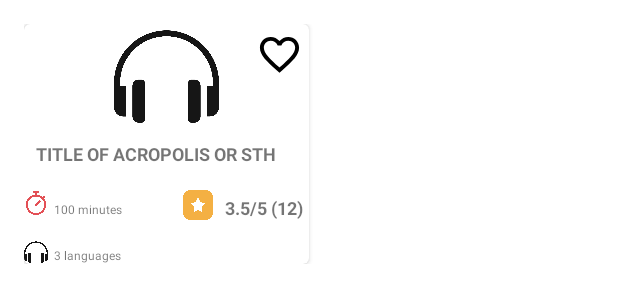
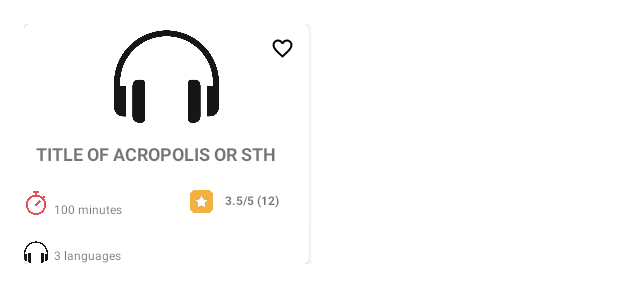
Before and after one commit to frokanic/VirtualTourGuideApp, an Android app: the layout item_tour.xml on its own in the app's theme, with its tools: preview values and no code run, on a phone screen of 412 x 824 dp. Shown: the top 303 px of the screen. Run offline under Robolectric (Android 15) with nearby library versions, the phone set to English and light mode, and no system bars.

```diff
--- a/app/src/main/java/com/example/museumapp/data/remote/ToursApi.kt
+++ b/app/src/main/java/com/example/museumapp/data/remote/ToursApi.kt
@@ -1,13 +1,18 @@
 package com.example.museumapp.data.remote
 
+import android.util.Log
+import com.example.museumapp.domain.model.Tour
 import com.example.museumapp.util.Constants.API_URL
 import com.github.kittinunf.fuel.Fuel
 import com.github.kittinunf.fuel.core.ResponseResultOf
+import com.google.gson.Gson
+import com.google.gson.reflect.TypeToken
 import javax.inject.Inject
 
 class ToursApi @Inject constructor() {
 
     suspend fun getTour(): ResponseResultOf<String> {
+        Log.e("APICHECK", Fuel.get(API_URL).responseString().toString())
         return Fuel.get(API_URL).responseString()
     }
 }
--- a/app/src/main/java/com/example/museumapp/data/repository/ToursRepositoryImpl.kt
+++ b/app/src/main/java/com/example/museumapp/data/repository/ToursRepositoryImpl.kt
@@ -6,7 +6,6 @@ import com.example.museumapp.data.remote.ToursApi
 import com.example.museumapp.domain.model.Tour
 import com.example.museumapp.domain.repository.ToursRepository
 import com.github.kittinunf.fuel.core.ResponseResultOf
-import com.google.gson.Gson
 import kotlinx.coroutines.flow.Flow
 import javax.inject.Inject
 
--- a/app/src/main/java/com/example/museumapp/di/AppModule.kt
+++ b/app/src/main/java/com/example/museumapp/di/AppModule.kt
@@ -9,6 +9,7 @@ import com.example.museumapp.domain.model.Tour
 import com.example.museumapp.domain.repository.ToursRepository
 import com.example.museumapp.util.Constants
 import com.github.kittinunf.fuel.Fuel
+import com.github.kittinunf.fuel.core.ResponseResultOf
 import com.google.gson.Gson
 import com.google.gson.reflect.TypeToken
 import dagger.Module
@@ -24,7 +25,7 @@ object AppModule {
 
     @Provides
     @Singleton
-    suspend fun provideToursApi(api: ToursApi): Tour? {
+    suspend fun provideToursApi(api: ToursApi): ResponseResultOf<String> {
         return api.getTour()
     }
 
--- /dev/null
+++ b/app/src/main/res/drawable/circle_button_background.xml
@@ -0,0 +1,5 @@
+<?xml version="1.0" encoding="utf-8"?>
+<shape xmlns:android="http://schemas.android.com/apk/res/android"
+    android:shape="oval">
+    <solid android:color="@color/white" />
+</shape>
--- a/app/src/main/res/drawable/ic_saved.xml
+++ b/app/src/main/res/drawable/ic_saved.xml
@@ -1,6 +1,6 @@
 <vector xmlns:android="http://schemas.android.com/apk/res/android"
-    android:width="54dp"
-    android:height="54dp"
+    android:width="27dp"
+    android:height="27dp"
     android:viewportWidth="24"
     android:viewportHeight="24"
     android:tint="#000000">
--- a/app/src/main/res/layout/item_tour.xml
+++ b/app/src/main/res/layout/item_tour.xml
@@ -31,10 +31,13 @@
 
             <ImageButton
                 android:id="@+id/btnItemTour"
-                android:layout_width="40dp"
-                android:layout_height="40dp"
+                android:layout_width="20dp"
+                android:layout_height="20dp"
+                android:layout_marginTop="6dp"
+                android:layout_marginEnd="8dp"
+                android:background="@drawable/circle_button_background"
+                android:backgroundTint="@color/white"
                 android:src="@drawable/ic_saved"
-                android:backgroundTint="@color/white"
                 android:textColor="@color/black"
                 app:layout_constraintEnd_toEndOf="parent"
                 app:layout_constraintTop_toTopOf="parent" />
@@ -92,10 +95,10 @@
 
             <ImageView
                 android:id="@+id/imageView3"
-                android:layout_width="20dp"
-                android:layout_height="20dp"
+                android:layout_width="15dp"
+                android:layout_height="15dp"
+                android:layout_marginTop="16dp"
                 android:layout_marginEnd="64dp"
-                android:layout_marginTop="16dp"
                 android:src="@drawable/rating"
                 app:layout_constraintEnd_toEndOf="parent"
                 app:layout_constraintTop_toBottomOf="@+id/tvTitleItemTour" />
@@ -107,11 +110,13 @@
                 android:paddingStart="8dp"
                 android:paddingTop="8dp"
                 android:text="3.5/5 (12)"
+                android:minLines="2"
+                android:textAlignment="center"
+                android:textSize="8sp"
                 android:textStyle="bold"
-                android:textAlignment="center"
-                android:textSize="12sp"
                 app:layout_constraintBottom_toBottomOf="@+id/imageView3"
-                app:layout_constraintStart_toEndOf="@+id/imageView3" />
+                app:layout_constraintStart_toEndOf="@+id/imageView3"
+                app:layout_constraintTop_toTopOf="@+id/imageView3" />
 
         </androidx.constraintlayout.widget.ConstraintLayout>
 
```
Also changed, not shown: app/src/main/java/com/example/museumapp/presentation/all_tours_screen/AllToursFragment.kt (+26 -17 lines), app/src/main/java/com/example/museumapp/presentation/all_tours_screen/AllToursRecyclerViewAdapter.kt (+8 -2 lines), app/src/main/java/com/example/museumapp/presentation/all_tours_screen/AllToursViewModel.kt (+12 -6 lines).
